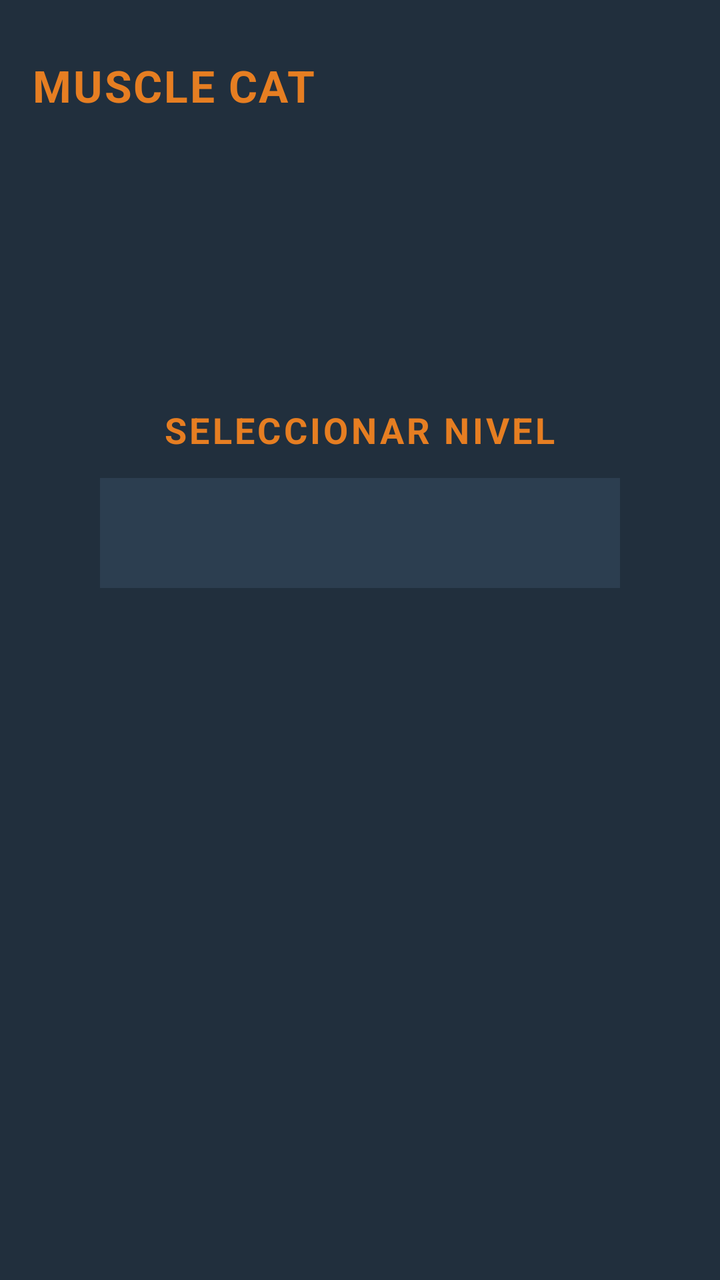
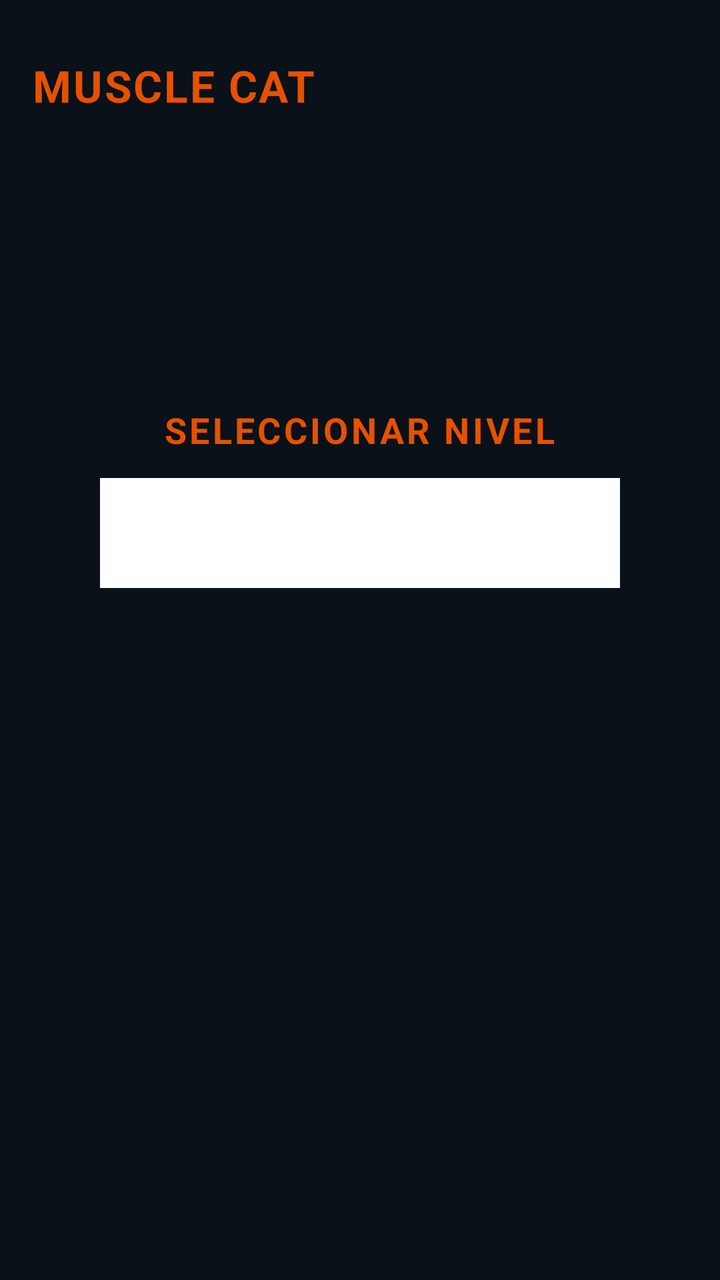

Screens rendered from an Android XML layout before and after an edit, with the pre-edit source and the edit as a unified diff.
<!-- AndroidManifest.xml: application theme Theme.Gym -->
<!-- res/layout/fragment_routines.xml -->
<?xml version="1.0" encoding="utf-8"?>
<ScrollView xmlns:android="http://schemas.android.com/apk/res/android"
    xmlns:app="http://schemas.android.com/apk/res-auto"
    xmlns:tools="http://schemas.android.com/tools"
    android:layout_width="match_parent"
    android:layout_height="match_parent"
    android:background="#212F3D"
    android:fillViewport="true"
    android:fitsSystemWindows="true">

    <LinearLayout
        android:layout_width="match_parent"
        android:layout_height="wrap_content"
        android:orientation="vertical"
        android:paddingHorizontal="16dp"
        android:paddingBottom="24dp">

        
        <RelativeLayout
            android:layout_width="match_parent"
            android:layout_height="wrap_content"
            android:layout_marginTop="28dp"
            android:layout_marginBottom="16dp">

            <TextView
                android:layout_width="wrap_content"
                android:layout_height="wrap_content"
                android:letterSpacing="0.04"
                android:text="MUSCLE CAT"
                android:textColor="#E67E22"
                android:textSize="22sp"
                android:textStyle="bold" />

        </RelativeLayout>

        

        
        <LinearLayout
            android:id="@+id/layoutSeleccionNivel"
            android:layout_width="match_parent"
            android:layout_height="350dp"
            android:gravity="center"
            android:orientation="vertical">

            <TextView
                android:layout_width="wrap_content"
                android:layout_height="wrap_content"
                android:layout_marginBottom="12dp"
                android:letterSpacing="0.08"
                android:text="SELECCIONAR NIVEL"
                android:textColor="#E67E22"
                android:textSize="18sp"
                android:textStyle="bold" />

            <Spinner
                android:id="@+id/spinnerNivel"
                android:layout_width="260dp"
                android:layout_height="55dp"
                android:background="#2C3E50"
                android:paddingHorizontal="8dp" />
        </LinearLayout>

        <LinearLayout
            android:id="@+id/layoutContenidoRutinas"
            android:layout_width="match_parent"
            android:layout_height="wrap_content"
            android:orientation="vertical"
            android:visibility="gone">

            
            <LinearLayout
                android:layout_width="match_parent"
                android:layout_height="wrap_content"
                android:layout_marginBottom="16dp"
                android:gravity="center_vertical"
                android:orientation="horizontal">

                <TextView
                    android:id="@+id/txtNivelSeleccionado"
                    android:layout_width="0dp"
                    android:layout_height="wrap_content"
                    android:layout_weight="1"
                    android:letterSpacing="0.08"
                    android:text="NIVEL: AVANZADO ★"
                    android:textColor="#E67E22"
                    android:textSize="15sp"
                    android:textStyle="bold" />

                <com.google.android.material.button.MaterialButton
                    android:id="@+id/btnCambiarNivel"
                    style="@style/Widget.MaterialComponents.Button.OutlinedButton"
                    android:layout_width="wrap_content"
                    android:layout_height="36dp"
                    android:insetTop="0dp"
                    android:insetBottom="0dp"
                    android:text="Cambiar"
                    android:textColor="#FFFFFF"
                    android:textSize="11sp"
                    app:backgroundTint="#2C3E50"
                    app:cornerRadius="8dp"
                    app:strokeColor="#E67E22"
                    app:strokeWidth="1dp" />
            </LinearLayout>

            
            <GridLayout
                android:id="@+id/gridLayoutRutinas"
                android:layout_width="match_parent"
                android:layout_height="wrap_content"
                android:alignmentMode="alignMargins"
                android:columnCount="3"
                android:rowCount="3"
                android:useDefaultMargins="true">

                
                <com.google.android.material.card.MaterialCardView
                    android:id="@+id/cardPecho"
                    android:layout_width="0dp"
                    android:layout_height="105dp"
                    android:layout_columnWeight="1"
                    android:layout_rowWeight="1"
                    android:layout_margin="4dp"
                    app:cardBackgroundColor="#2C3E50"
                    app:cardCornerRadius="14dp"
                    app:strokeColor="#E67E22"
                    app:strokeWidth="2dp">

                    <LinearLayout
                        android:layout_width="match_parent"
                        android:layout_height="match_parent"
                        android:gravity="center"
                        android:orientation="vertical">

                        <TextView
                            android:layout_width="wrap_content"
                            android:layout_height="wrap_content"
                            android:text="🏋️"
                            android:textSize="30sp" />

                        <TextView
                            android:layout_width="wrap_content"
                            android:layout_height="wrap_content"
                            android:layout_marginTop="4dp"
                            android:text="PECHO"
                            android:textColor="#E67E22"
                            android:textSize="12sp"
                            android:textStyle="bold" />
                    </LinearLayout>
                </com.google.android.material.card.MaterialCardView>

                
                <com.google.android.material.card.MaterialCardView
                    android:id="@+id/cardEspalda"
                    android:layout_width="0dp"
                    android:layout_height="105dp"
                    android:layout_columnWeight="1"
                    android:layout_rowWeight="1"
                    android:layout_margin="4dp"
                    app:cardBackgroundColor="#2C3E50"
                    app:cardCornerRadius="14dp"
                    app:strokeColor="#BDC3C7"
                    app:strokeWidth="1.5dp">

                    <LinearLayout
                        android:layout_width="match_parent"
                        android:layout_height="match_parent"
                        android:gravity="center"
                        android:orientation="vertical">

                        <TextView
                            android:layout_width="wrap_content"
                            android:layout_height="wrap_content"
                            android:text="🥋"
                            android:textSize="30sp" />

                        <TextView
                            android:layout_width="wrap_content"
                            android:layout_height="wrap_content"
                            android:layout_marginTop="4dp"
                            android:text="ESPALDA"
                            android:textColor="#FFFFFF"
                            android:textSize="12sp"
                            android:textStyle="bold" />
                    </LinearLayout>
                </com.google.android.material.card.MaterialCardView>

                
                <com.google.android.material.card.MaterialCardView
                    android:id="@+id/cardPiernas"
                    android:layout_width="0dp"
                    android:layout_height="105dp"
                    android:layout_columnWeight="1"
                    android:layout_rowWeight="1"
                    android:layout_margin="4dp"
                    app:cardBackgroundColor="#2C3E50"
                    app:cardCornerRadius="14dp"
                    app:strokeColor="#BDC3C7"
                    app:strokeWidth="1.5dp">

                    <LinearLayout
                        android:layout_width="match_parent"
                        android:layout_height="match_parent"
                        android:gravity="center"
                        android:orientation="vertical">

                        <TextView
                            android:layout_width="wrap_content"
                            android:layout_height="wrap_content"
                            android:text="🦵"
                            android:textSize="30sp" />

                        <TextView
                            android:layout_width="wrap_content"
                            android:layout_height="wrap_content"
                            android:layout_marginTop="4dp"
                            android:text="PIERNAS"
                            android:textColor="#FFFFFF"
                            android:textSize="12sp"
                            android:textStyle="bold" />
                    </LinearLayout>
                </com.google.android.material.card.MaterialCardView>

                
                <com.google.android.material.card.MaterialCardView
                    android:id="@+id/cardHombros"
                    android:layout_width="0dp"
                    android:layout_height="105dp"
                    android:layout_columnWeight="1"
                    android:layout_rowWeight="1"
                    android:layout_margin="4dp"
                    app:cardBackgroundColor="#2C3E50"
                    app:cardCornerRadius="14dp"
                    app:strokeColor="#BDC3C7"
                    app:strokeWidth="1.5dp">

                    <LinearLayout
                        android:layout_width="match_parent"
                        android:layout_height="match_parent"
                        android:gravity="center"
                        android:orientation="vertical">

                        <TextView
                            android:layout_width="wrap_content"
                            android:layout_height="wrap_content"
                            android:text="🦾"
                            android:textSize="30sp" />

                        <TextView
                            android:layout_width="wrap_content"
                            android:layout_height="wrap_content"
                            android:layout_marginTop="4dp"
                            android:text="HOMBROS"
                            android:textColor="#FFFFFF"
                            android:textSize="12sp"
                            android:textStyle="bold" />
                    </LinearLayout>
                </com.google.android.material.card.MaterialCardView>

                
                <com.google.android.material.card.MaterialCardView
                    android:id="@+id/cardBiceps"
                    android:layout_width="0dp"
                    android:layout_height="105dp"
                    android:layout_columnWeight="1"
                    android:layout_rowWeight="1"
                    android:layout_margin="4dp"
                    app:cardBackgroundColor="#2C3E50"
                    app:cardCornerRadius="14dp"
                    app:strokeColor="#E67E22"
                    app:strokeWidth="2dp">

                    <LinearLayout
                        android:layout_width="match_parent"
                        android:layout_height="match_parent"
                        android:gravity="center"
                        android:orientation="vertical">

                        <TextView
                            android:layout_width="wrap_content"
                            android:layout_height="wrap_content"
                            android:text="💪"
                            android:textSize="30sp" />

                        <TextView
                            android:layout_width="wrap_content"
                            android:layout_height="wrap_content"
                            android:layout_marginTop="4dp"
                            android:text="BÍCEPS"
                            android:textColor="#E67E22"
                            android:textSize="12sp"
                            android:textStyle="bold" />
                    </LinearLayout>
                </com.google.android.material.card.MaterialCardView>

                
                <com.google.android.material.card.MaterialCardView
                    android:id="@+id/cardTriceps"
                    android:layout_width="0dp"
                    android:layout_height="105dp"
                    android:layout_columnWeight="1"
                    android:layout_rowWeight="1"
                    android:layout_margin="4dp"
                    app:cardBackgroundColor="#2C3E50"
                    app:cardCornerRadius="14dp"
                    app:strokeColor="#BDC3C7"
                    app:strokeWidth="1.5dp">

                    <LinearLayout
                        android:layout_width="match_parent"
                        android:layout_height="match_parent"
                        android:gravity="center"
                        android:orientation="vertical">

                        <TextView
                            android:layout_width="wrap_content"
                            android:layout_height="wrap_content"
                            android:text="⚡"
                            android:textSize="30sp" />

                        <TextView
                            android:layout_width="wrap_content"
                            android:layout_height="wrap_content"
                            android:layout_marginTop="4dp"
                            android:text="TRÍCEPS"
                            android:textColor="#FFFFFF"
                            android:textSize="12sp"
                            android:textStyle="bold" />
                    </LinearLayout>
                </com.google.android.material.card.MaterialCardView>

                
                <com.google.android.material.card.MaterialCardView
                    android:id="@+id/cardAbdomen"
                    android:layout_width="0dp"
                    android:layout_height="105dp"
                    android:layout_columnWeight="1"
                    android:layout_rowWeight="1"
                    android:layout_margin="4dp"
                    app:cardBackgroundColor="#2C3E50"
                    app:cardCornerRadius="14dp"
                    app:strokeColor="#E67E22"
                    app:strokeWidth="2dp">

                    <LinearLayout
                        android:layout_width="match_parent"
                        android:layout_height="match_parent"
                        android:gravity="center"
                        android:orientation="vertical">

                        <TextView
                            android:layout_width="wrap_content"
                            android:layout_height="wrap_content"
                            android:text="🛡️"
                            android:textSize="30sp" />

                        <TextView
                            android:layout_width="wrap_content"
                            android:layout_height="wrap_content"
                            android:layout_marginTop="4dp"
                            android:text="ABDOMEN"
                            android:textColor="#E67E22"
                            android:textSize="12sp"
                            android:textStyle="bold" />
                    </LinearLayout>
                </com.google.android.material.card.MaterialCardView>

                
                <com.google.android.material.card.MaterialCardView
                    android:id="@+id/cardCardio"
                    android:layout_width="0dp"
                    android:layout_height="105dp"
                    android:layout_columnWeight="1"
                    android:layout_rowWeight="1"
                    android:layout_margin="4dp"
                    app:cardBackgroundColor="#2C3E50"
                    app:cardCornerRadius="14dp"
                    app:strokeColor="#BDC3C7"
                    app:strokeWidth="1.5dp">

                    <LinearLayout
                        android:layout_width="match_parent"
                        android:layout_height="match_parent"
                        android:gravity="center"
                        android:orientation="vertical">

                        <TextView
                            android:layout_width="wrap_content"
                            android:layout_height="wrap_content"
                            android:text="🏃"
                            android:textSize="30sp" />

                        <TextView
                            android:layout_width="wrap_content"
                            android:layout_height="wrap_content"
                            android:layout_marginTop="4dp"
                            android:text="CARDIO"
                            android:textColor="#FFFFFF"
                            android:textSize="12sp"
                            android:textStyle="bold" />
                    </LinearLayout>
                </com.google.android.material.card.MaterialCardView>

                
                <com.google.android.material.card.MaterialCardView
                    android:id="@+id/cardMixta"
                    android:layout_width="0dp"
                    android:layout_height="105dp"
                    android:layout_columnWeight="1"
                    android:layout_rowWeight="1"
                    android:layout_margin="4dp"
                    app:cardBackgroundColor="#2C3E50"
                    app:cardCornerRadius="14dp"
                    app:strokeColor="#E67E22"
                    app:strokeWidth="2dp">

                    <LinearLayout
                        android:layout_width="match_parent"
                        android:layout_height="match_parent"
                        android:gravity="center"
                        android:orientation="vertical">

                        <TextView
                            android:layout_width="wrap_content"
                            android:layout_height="wrap_content"
                            android:text="🔥"
                            android:textSize="30sp" />

                        <TextView
                            android:layout_width="wrap_content"
                            android:layout_height="wrap_content"
                            android:layout_marginTop="4dp"
                            android:text="MIXTA"
                            android:textColor="#E67E22"
                            android:textSize="12sp"
                            android:textStyle="bold" />
                    </LinearLayout>
                </com.google.android.material.card.MaterialCardView>

            </GridLayout>

            
            <TextView
                android:layout_width="wrap_content"
                android:layout_height="wrap_content"
                android:layout_marginTop="18dp"
                android:layout_marginBottom="10dp"
                android:letterSpacing="0.05"
                android:text="FILTRO ADICIONAL"
                android:textColor="#E67E22"
                android:textSize="13sp"
                android:textStyle="bold" />

            <LinearLayout
                android:layout_width="match_parent"
                android:layout_height="wrap_content"
                android:gravity="center_vertical"
                android:orientation="horizontal">

                <com.google.android.material.button.MaterialButton
                    style="@style/Widget.MaterialComponents.Button.OutlinedButton"
                    android:layout_width="0dp"
                    android:layout_height="40dp"
                    android:layout_marginEnd="6dp"
                    android:layout_weight="1"
                    android:insetTop="0dp"
                    android:insetBottom="0dp"
                    android:padding="0dp"
                    android:text="FUERZA"
                    android:textColor="#FFFFFF"
                    android:textSize="10sp"
                    app:backgroundTint="#2C3E50"
                    app:cornerRadius="8dp"
                    app:strokeColor="#E67E22"
                    app:strokeWidth="1dp"
                    tools:ignore="TouchTargetSizeCheck" />

                <com.google.android.material.button.MaterialButton
                    style="@style/Widget.MaterialComponents.Button.OutlinedButton"
                    android:layout_width="0dp"
                    android:layout_height="40dp"
                    android:layout_marginEnd="6dp"
                    android:layout_weight="1.3"
                    android:insetTop="0dp"
                    android:insetBottom="0dp"
                    android:padding="0dp"
                    android:text="HIPERTROFIA"
                    android:textColor="#FFFFFF"
                    android:textSize="9.5sp"
                    app:backgroundTint="#2C3E50"
                    app:cornerRadius="8dp"
                    app:strokeColor="#E67E22"
                    app:strokeWidth="1dp"
                    tools:ignore="TouchTargetSizeCheck" />

                <com.google.android.material.button.MaterialButton
                    style="@style/Widget.MaterialComponents.Button.OutlinedButton"
                    android:layout_width="0dp"
                    android:layout_height="40dp"
                    android:layout_marginEnd="6dp"
                    android:layout_weight="1.2"
                    android:insetTop="0dp"
                    android:insetBottom="0dp"
                    android:padding="0dp"
                    android:text="RESISTENCIA"
                    android:textColor="#FFFFFF"
                    android:textSize="9.5sp"
                    app:backgroundTint="#2C3E50"
                    app:cornerRadius="8dp"
                    app:strokeColor="#E67E22"
                    app:strokeWidth="1dp"
                    tools:ignore="TouchTargetSizeCheck" />

                
                <com.google.android.material.card.MaterialCardView
                    android:layout_width="38dp"
                    android:layout_height="38dp"
                    app:cardBackgroundColor="#2C3E50"
                    app:cardCornerRadius="19dp"
                    app:strokeColor="#E67E22"
                    app:strokeWidth="1.5dp">

                    <ImageView
                        android:layout_width="match_parent"
                        android:layout_height="match_parent"
                        android:padding="7dp"
                        android:src="@android:drawable/ic_menu_rotate"
                        app:tint="#E67E22" />
                </com.google.android.material.card.MaterialCardView>

            </LinearLayout>
        </LinearLayout>

    </LinearLayout>
</ScrollView>
<!-- resources referenced by this layout -->
<resources>
  <style name="Theme.Gym" parent="Base.Theme.Gym" />
  <style name="Base.Theme.Gym" parent="Theme.Material3.DayNight.NoActionBar">
          
          
      </style>
</resources>

<!-- the commit's change to res/layout/fragment_routines.xml (unified diff, before → after) -->
@@ -4,7 +4,7 @@
     xmlns:tools="http://schemas.android.com/tools"
     android:layout_width="match_parent"
     android:layout_height="match_parent"
-    android:background="#212F3D"
+    android:background="#0A1118"
     android:fillViewport="true"
     android:fitsSystemWindows="true">
 
@@ -27,7 +27,7 @@
                 android:layout_height="wrap_content"
                 android:letterSpacing="0.04"
                 android:text="MUSCLE CAT"
-                android:textColor="#E67E22"
+                android:textColor="#E65100"
                 android:textSize="22sp"
                 android:textStyle="bold" />
 
@@ -49,7 +49,7 @@
                 android:layout_marginBottom="12dp"
                 android:letterSpacing="0.08"
                 android:text="SELECCIONAR NIVEL"
-                android:textColor="#E67E22"
+                android:textColor="#E65100"
                 android:textSize="18sp"
                 android:textStyle="bold" />
 
@@ -57,7 +57,7 @@
                 android:id="@+id/spinnerNivel"
                 android:layout_width="260dp"
                 android:layout_height="55dp"
-                android:background="#2C3E50"
+                android:background="@color/white"
                 android:paddingHorizontal="8dp" />
         </LinearLayout>
 
@@ -83,7 +83,7 @@
                     android:layout_weight="1"
                     android:letterSpacing="0.08"
                     android:text="NIVEL: AVANZADO ★"
-                    android:textColor="#E67E22"
+                    android:textColor="#E65100"
                     android:textSize="15sp"
                     android:textStyle="bold" />
 
@@ -97,9 +97,9 @@
                     android:text="Cambiar"
                     android:textColor="#FFFFFF"
                     android:textSize="11sp"
-                    app:backgroundTint="#2C3E50"
+                    app:backgroundTint="#131F2A"
                     app:cornerRadius="8dp"
-                    app:strokeColor="#E67E22"
+                    app:strokeColor="#E65100"
                     app:strokeWidth="1dp" />
             </LinearLayout>
 
@@ -121,9 +121,9 @@
                     android:layout_columnWeight="1"
                     android:layout_rowWeight="1"
                     android:layout_margin="4dp"
-                    app:cardBackgroundColor="#2C3E50"
-                    app:cardCornerRadius="14dp"
-                    app:strokeColor="#E67E22"
+                    app:cardBackgroundColor="#131F2A"
+                    app:cardCornerRadius="14dp"
+                    app:strokeColor="#E65100"
                     app:strokeWidth="2dp">
 
                     <LinearLayout
@@ -143,7 +143,7 @@
                             android:layout_height="wrap_content"
                             android:layout_marginTop="4dp"
                             android:text="PECHO"
-                            android:textColor="#E67E22"
+                            android:textColor="#E65100"
                             android:textSize="12sp"
                             android:textStyle="bold" />
                     </LinearLayout>
@@ -157,9 +157,9 @@
                     android:layout_columnWeight="1"
                     android:layout_rowWeight="1"
                     android:layout_margin="4dp"
-                    app:cardBackgroundColor="#2C3E50"
-                    app:cardCornerRadius="14dp"
-                    app:strokeColor="#BDC3C7"
+                    app:cardBackgroundColor="#131F2A"
+                    app:cardCornerRadius="14dp"
+                    app:strokeColor="#242F3D"
                     app:strokeWidth="1.5dp">
 
                     <LinearLayout
@@ -193,9 +193,9 @@
                     android:layout_columnWeight="1"
                     android:layout_rowWeight="1"
                     android:layout_margin="4dp"
-                    app:cardBackgroundColor="#2C3E50"
-                    app:cardCornerRadius="14dp"
-                    app:strokeColor="#BDC3C7"
+                    app:cardBackgroundColor="#131F2A"
+                    app:cardCornerRadius="14dp"
+                    app:strokeColor="#242F3D"
                     app:strokeWidth="1.5dp">
 
                     <LinearLayout
@@ -229,9 +229,9 @@
                     android:layout_columnWeight="1"
                     android:layout_rowWeight="1"
                     android:layout_margin="4dp"
-                    app:cardBackgroundColor="#2C3E50"
-                    app:cardCornerRadius="14dp"
-                    app:strokeColor="#BDC3C7"
+                    app:cardBackgroundColor="#131F2A"
+                    app:cardCornerRadius="14dp"
+                    app:strokeColor="#242F3D"
                     app:strokeWidth="1.5dp">
 
                     <LinearLayout
@@ -265,9 +265,9 @@
                     android:layout_columnWeight="1"
                     android:layout_rowWeight="1"
                     android:layout_margin="4dp"
-                    app:cardBackgroundColor="#2C3E50"
-                    app:cardCornerRadius="14dp"
-                    app:strokeColor="#E67E22"
+                    app:cardBackgroundColor="#131F2A"
+                    app:cardCornerRadius="14dp"
+                    app:strokeColor="#E65100"
                     app:strokeWidth="2dp">
 
                     <LinearLayout
@@ -287,7 +287,7 @@
                             android:layout_height="wrap_content"
                             android:layout_marginTop="4dp"
                             android:text="BÍCEPS"
-                            android:textColor="#E67E22"
+                            android:textColor="#E65100"
                             android:textSize="12sp"
                             android:textStyle="bold" />
                     </LinearLayout>
@@ -301,9 +301,9 @@
                     android:layout_columnWeight="1"
                     android:layout_rowWeight="1"
                     android:layout_margin="4dp"
-                    app:cardBackgroundColor="#2C3E50"
-                    app:cardCornerRadius="14dp"
-                    app:strokeColor="#BDC3C7"
+                    app:cardBackgroundColor="#131F2A"
+                    app:cardCornerRadius="14dp"
+                    app:strokeColor="#242F3D"
                     app:strokeWidth="1.5dp">
 
                     <LinearLayout
@@ -337,9 +337,9 @@
                     android:layout_columnWeight="1"
                     android:layout_rowWeight="1"
                     android:layout_margin="4dp"
-                    app:cardBackgroundColor="#2C3E50"
-                    app:cardCornerRadius="14dp"
-                    app:strokeColor="#E67E22"
+                    app:cardBackgroundColor="#131F2A"
+                    app:cardCornerRadius="14dp"
+                    app:strokeColor="#E65100"
                     app:strokeWidth="2dp">
 
                     <LinearLayout
@@ -359,7 +359,7 @@
                             android:layout_height="wrap_content"
                             android:layout_marginTop="4dp"
                             android:text="ABDOMEN"
-                            android:textColor="#E67E22"
+                            android:textColor="#E65100"
                             android:textSize="12sp"
                             android:textStyle="bold" />
                     </LinearLayout>
@@ -373,9 +373,9 @@
                     android:layout_columnWeight="1"
                     android:layout_rowWeight="1"
                     android:layout_margin="4dp"
-                    app:cardBackgroundColor="#2C3E50"
-                    app:cardCornerRadius="14dp"
-                    app:strokeColor="#BDC3C7"
+                    app:cardBackgroundColor="#131F2A"
+                    app:cardCornerRadius="14dp"
+                    app:strokeColor="#242F3D"
                     app:strokeWidth="1.5dp">
 
                     <LinearLayout
@@ -409,9 +409,9 @@
                     android:layout_columnWeight="1"
                     android:layout_rowWeight="1"
                     android:layout_margin="4dp"
-                    app:cardBackgroundColor="#2C3E50"
-                    app:cardCornerRadius="14dp"
-                    app:strokeColor="#E67E22"
+                    app:cardBackgroundColor="#131F2A"
+                    app:cardCornerRadius="14dp"
+                    app:strokeColor="#E65100"
                     app:strokeWidth="2dp">
 
                     <LinearLayout
@@ -431,7 +431,7 @@
                             android:layout_height="wrap_content"
                             android:layout_marginTop="4dp"
                             android:text="MIXTA"
-                            android:textColor="#E67E22"
+                            android:textColor="#E65100"
                             android:textSize="12sp"
                             android:textStyle="bold" />
                     </LinearLayout>
@@ -447,7 +447,7 @@
                 android:layout_marginBottom="10dp"
                 android:letterSpacing="0.05"
                 android:text="FILTRO ADICIONAL"
-                android:textColor="#E67E22"
+                android:textColor="#E65100"
                 android:textSize="13sp"
                 android:textStyle="bold" />
 
@@ -469,9 +469,9 @@
                     android:text="FUERZA"
                     android:textColor="#FFFFFF"
                     android:textSize="10sp"
-                    app:backgroundTint="#2C3E50"
+                    app:backgroundTint="#131F2A"
                     app:cornerRadius="8dp"
-                    app:strokeColor="#E67E22"
+                    app:strokeColor="#E65100"
                     app:strokeWidth="1dp"
                     tools:ignore="TouchTargetSizeCheck" />
 
@@ -487,9 +487,9 @@
                     android:text="HIPERTROFIA"
                     android:textColor="#FFFFFF"
                     android:textSize="9.5sp"
-                    app:backgroundTint="#2C3E50"
+                    app:backgroundTint="#131F2A"
                     app:cornerRadius="8dp"
-                    app:strokeColor="#E67E22"
+                    app:strokeColor="#E65100"
                     app:strokeWidth="1dp"
                     tools:ignore="TouchTargetSizeCheck" />
 
@@ -505,9 +505,9 @@
                     android:text="RESISTENCIA"
                     android:textColor="#FFFFFF"
                     android:textSize="9.5sp"
-                    app:backgroundTint="#2C3E50"
+                    app:backgroundTint="#131F2A"
                     app:cornerRadius="8dp"
-                    app:strokeColor="#E67E22"
+                    app:strokeColor="#E65100"
                     app:strokeWidth="1dp"
                     tools:ignore="TouchTargetSizeCheck" />
 
@@ -515,9 +515,9 @@
                 <com.google.android.material.card.MaterialCardView
                     android:layout_width="38dp"
                     android:layout_height="38dp"
-                    app:cardBackgroundColor="#2C3E50"
+                    app:cardBackgroundColor="#131F2A"
                     app:cardCornerRadius="19dp"
-                    app:strokeColor="#E67E22"
+                    app:strokeColor="#E65100"
                     app:strokeWidth="1.5dp">
 
                     <ImageView
@@ -525,7 +525,7 @@
                         android:layout_height="match_parent"
                         android:padding="7dp"
                         android:src="@android:drawable/ic_menu_rotate"
-                        app:tint="#E67E22" />
+                        app:tint="#E65100" />
                 </com.google.android.material.card.MaterialCardView>
 
             </LinearLayout>
<!-- resource entries referenced after the edit -->
@@ -1,5 +1,6 @@
 <!-- resources referenced by this layout -->
 <resources>
+  <color name="white">#FFFFFFFF</color>
   <style name="Theme.Gym" parent="Base.Theme.Gym" />
   <style name="Base.Theme.Gym" parent="Theme.Material3.DayNight.NoActionBar">
           
